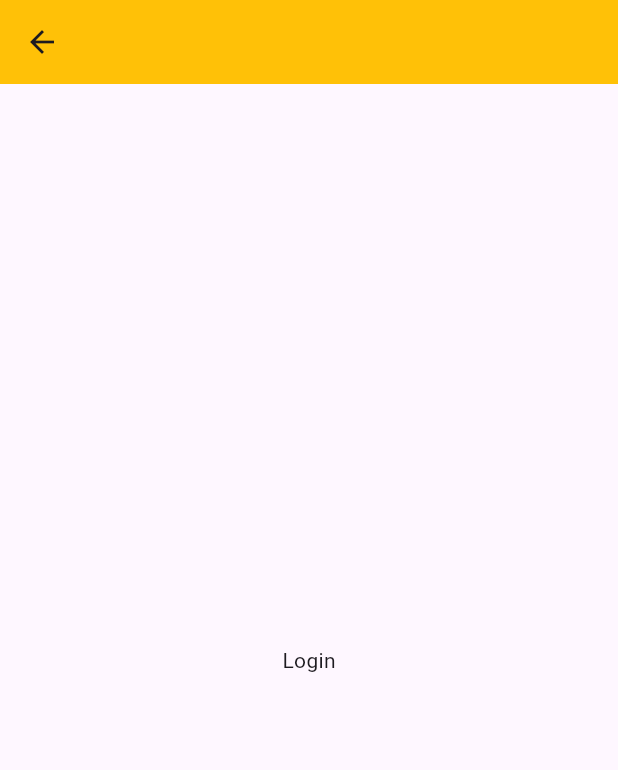
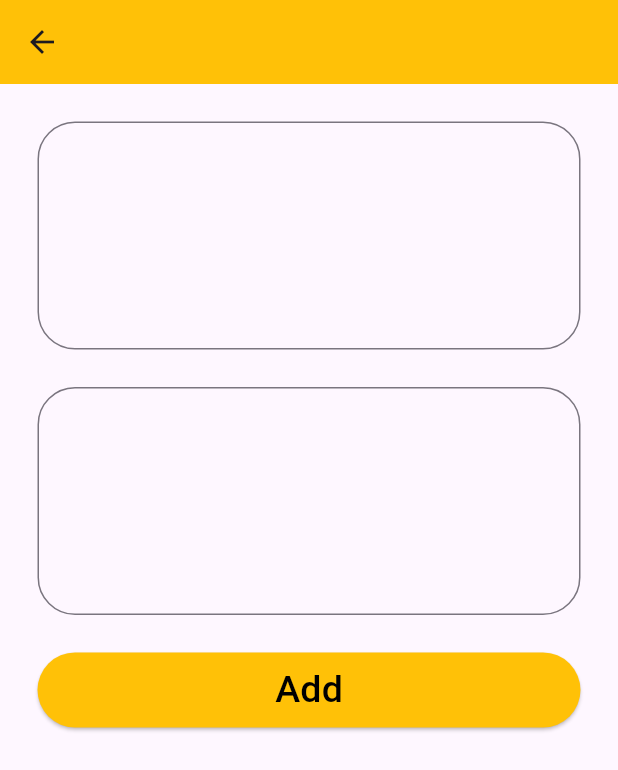
Before and after one commit to MironAlikc/lesson_36_firebase_auth, a Flutter app: the HomePage screen opened directly, on a phone screen of 412 x 824 dp. Shown: the top 770 px of the screen. Run offline on Flutter 3.47's test engine with Material 2 defaults, Android fonts, the phone set to English and light mode, and no system bars; our stand-ins replace cloud_firestore, firebase_auth, firebase_core; accounts and stored records are empty.

```diff
--- /dev/null
+++ b/lib/data_model.dart
@@ -0,0 +1,20 @@
+class DataModel {
+  String? data;
+  String? image;
+  String? id;
+
+  DataModel({this.data, this.image});
+
+  DataModel.fromJson(Map<String, dynamic> json) {
+    data = json['data'];
+    image = json['image'];
+  }
+
+  Map<String, dynamic> toJson() {
+    final Map<String, dynamic> data = <String, dynamic>{};
+    data['data'] = this.data;
+    data['image'] = image;
+    data['id'] = id;
+    return data;
+  }
+}
--- a/lib/home_page.dart
+++ b/lib/home_page.dart
@@ -1,15 +1,110 @@
 import 'package:flutter/material.dart';
+import 'package:lesson_36_firebase_auth/data_model.dart';
+import 'package:lesson_36_firebase_auth/firebase_services.dart';
 
 class HomePage extends StatelessWidget {
   const HomePage({super.key});
 
   @override
   Widget build(BuildContext context) {
+    final TextEditingController controller = TextEditingController();
+    final TextEditingController image = TextEditingController();
     return Scaffold(
-      appBar: AppBar(backgroundColor: Colors.amber),
-      body: const Center(
-        child: Text('Login'),
-      ),
-    );
+        appBar: AppBar(backgroundColor: Colors.amber),
+        body: Padding(
+          padding: const EdgeInsets.all(25.0),
+          child: Column(
+            children: [
+              TextField(
+                controller: controller,
+                maxLines: 5,
+                decoration: InputDecoration(
+                  border: OutlineInputBorder(
+                    borderRadius: BorderRadius.circular(25),
+                  ),
+                ),
+              ),
+              const SizedBox(height: 25),
+              TextField(
+                controller: image,
+                maxLines: 5,
+                decoration: InputDecoration(
+                  border: OutlineInputBorder(
+                    borderRadius: BorderRadius.circular(25),
+                  ),
+                ),
+              ),
+              const SizedBox(height: 25),
+              SizedBox(
+                height: 50,
+                width: double.infinity,
+                child: ElevatedButton(
+                  style: ElevatedButton.styleFrom(
+                    backgroundColor: Colors.amber,
+                  ),
+                  onPressed: () {
+                    FirebaseServices().createData(
+                      model: DataModel(
+                        data: controller.text,
+                        image: image.text,
+                      ),
+                    );
+                  },
+                  child: const Text(
+                    'Add',
+                    style: TextStyle(
+                      fontSize: 25,
+                      color: Colors.black,
+                    ),
+                  ),
+                ),
+              ),
+              StreamBuilder(
+                stream: FirebaseServices().getData(),
+                builder: (context, snapshot) {
+                  return Expanded(
+                    child: ListView.builder(
+                      shrinkWrap: true,
+                      itemCount: snapshot.data?.length ?? 0,
+                      itemBuilder: (context, index) => Padding(
+                        padding: const EdgeInsets.all(8.0),
+                        child: Container(
+                          decoration: BoxDecoration(
+                            border: Border.all(color: Colors.black, width: 1),
+                          ),
+                          child: Column(
+                            children: [
+                              Image.network(snapshot.data?[index].image ?? ''),
+                              Text(
+                                snapshot.data?[index].data ?? '',
+                                style: const TextStyle(
+                                  fontSize: 25,
+                                  color: Colors.amber,
+                                ),
+                              ),
+                              ElevatedButton(
+                                style: ElevatedButton.styleFrom(
+                                    backgroundColor: Colors.red),
+                                onPressed: () {
+                                  FirebaseServices().removeFromDataBase(
+                                      snapshot.data?[index].id ?? '');
+                                },
+                                child: const Icon(
+                                  Icons.remove,
+                                  size: 20,
+                                  weight: 5,
+                                ),
+                              ),
+                            ],
+                          ),
+                        ),
+                      ),
+                    ),
+                  );
+                },
+              ),
+            ],
+          ),
+        ));
   }
 }
--- a/pubspec.yaml
+++ b/pubspec.yaml
@@ -14,6 +14,7 @@ dependencies:
   cupertino_icons: ^1.0.2
   firebase_core: ^2.15.1
   firebase_auth: ^4.8.0
+  cloud_firestore: ^4.9.0
 
 dev_dependencies:
   flutter_test:
```
Also changed, not shown: lib/firebase_services.dart (+31 -0 lines), pubspec.lock, 2 other files.
